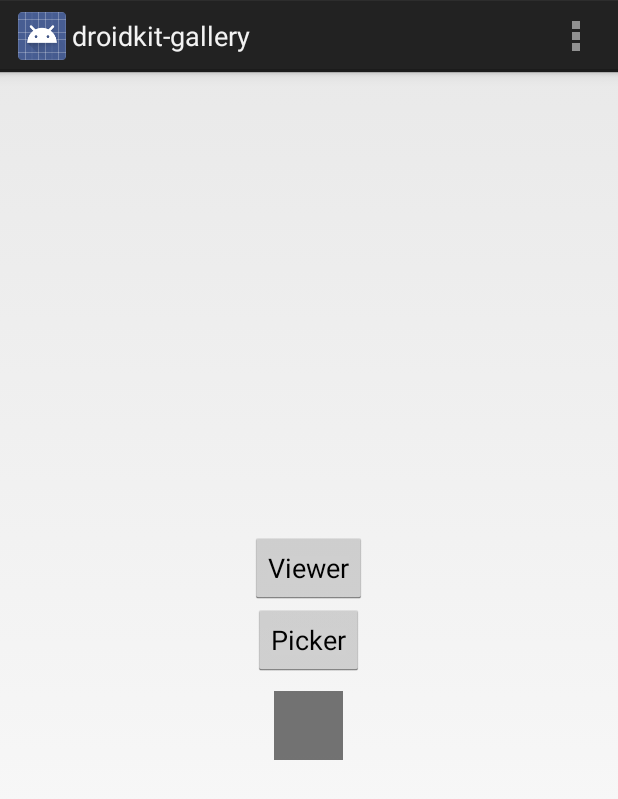
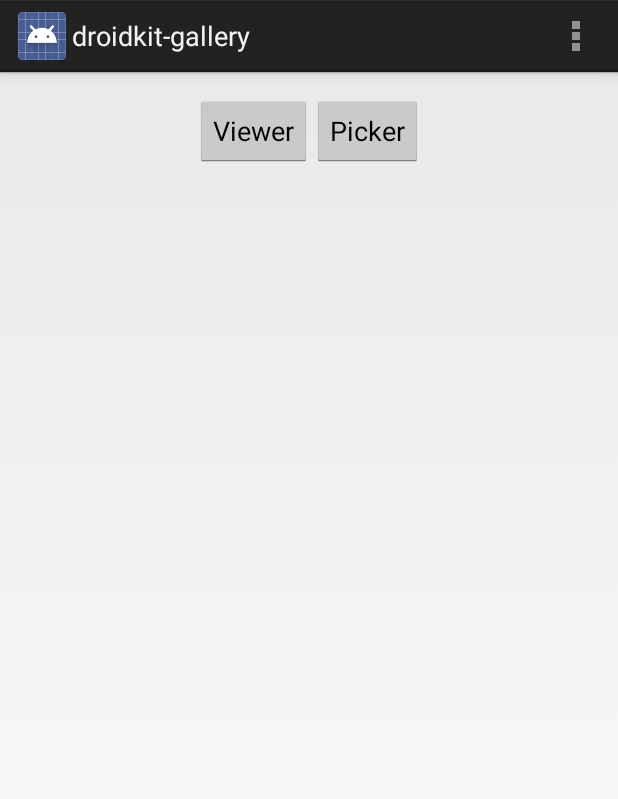
Before and after one commit to kioltk/droidkit-gallery, an Android app: the screen it shows after launch (MyActivity), on a phone screen of 412 x 824 dp. Shown: the top 799 px of the screen. Run offline under Robolectric (Android 15) with nearby library versions, the phone set to English and light mode, and no system bars.

```diff
--- a/library/src/main/java/com/droidkit/gallery/picker/PictureViewerFragment.java
+++ b/library/src/main/java/com/droidkit/gallery/picker/PictureViewerFragment.java
@@ -81,6 +81,11 @@ public class PictureViewerFragment extends PicturePickerFragment {
     }
 
     @Override
+    public Animator onCreateAnimator(int transit, boolean enter, int nextAnim) {
+        return null;
+    }
+
+    @Override
     public void onCreateOptionsMenu(Menu menu, MenuInflater inflater) {
         // Badapuf
     }
--- a/library/src/main/java/com/droidkit/gallery/picker/SuperPickerActivity.java
+++ b/library/src/main/java/com/droidkit/gallery/picker/SuperPickerActivity.java
@@ -40,8 +40,8 @@ public abstract class SuperPickerActivity extends Activity implements AdapterVie
         setContentView(R.layout.picker_activity_picker);
         if (savedInstanceState == null) {
             getFragmentManager().beginTransaction()
-                    .setCustomAnimations(R.animator.picker_fragment_explorer_welcome_enter,
-                            R.animator.picker_fragment_explorer_welcome_exit)
+                    .setCustomAnimations(R.animator.picker_fragment_explorer_enter, R.animator.picker_fragment_explorer_out,
+                            R.animator.picker_fragment_explorer_return, R.animator.picker_fragment_explorer_exit)
                     .add(R.id.container, getWelcomeFragment())
                     .commit();
         }
--- a/sample/src/main/res/layout/fragment_my.xml
+++ b/sample/src/main/res/layout/fragment_my.xml
@@ -2,9 +2,11 @@
     xmlns:tools="http://schemas.android.com/tools"
     xmlns:app="http://schemas.android.com/apk/res-auto"
     android:layout_width="match_parent"
+    android:paddingTop="15dp"
     android:layout_height="match_parent"
-    android:gravity="center"
-    android:orientation="vertical"
+    android:gravity="top|center_horizontal"
+
+    android:orientation="horizontal"
     tools:context=".MyActivity$PlaceholderFragment">
 
         <Button
@@ -18,13 +20,4 @@
             android:layout_width="wrap_content"
             android:layout_height="wrap_content" />
 
-    <com.droidkit.gallery.util.view.MaterialCheckBox
-        android:layout_alignParentBottom="true"
-        android:layout_alignParentRight="true"
-        android:background="@drawable/picker_picture_selected"
-        app:lineColor="#fff"
-        app:lineWidth="2dp"
-        android:layout_margin="10dp"
-        android:layout_width="46dp"
-        android:layout_height="46dp" />
 </LinearLayout>
```
Also changed, not shown: library/src/main/java/com/droidkit/gallery/picker/GalleryPickerActivity.java (+7 -10 lines), library/src/main/java/com/droidkit/gallery/picker/PicturePickerFragment.java (+25 -13 lines).
